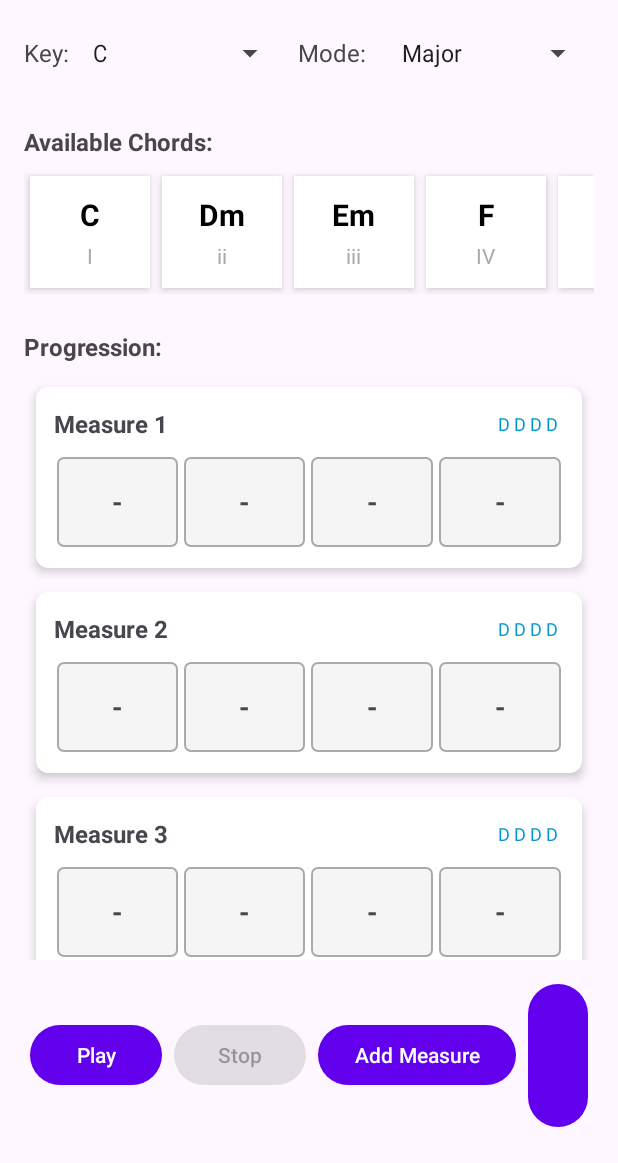
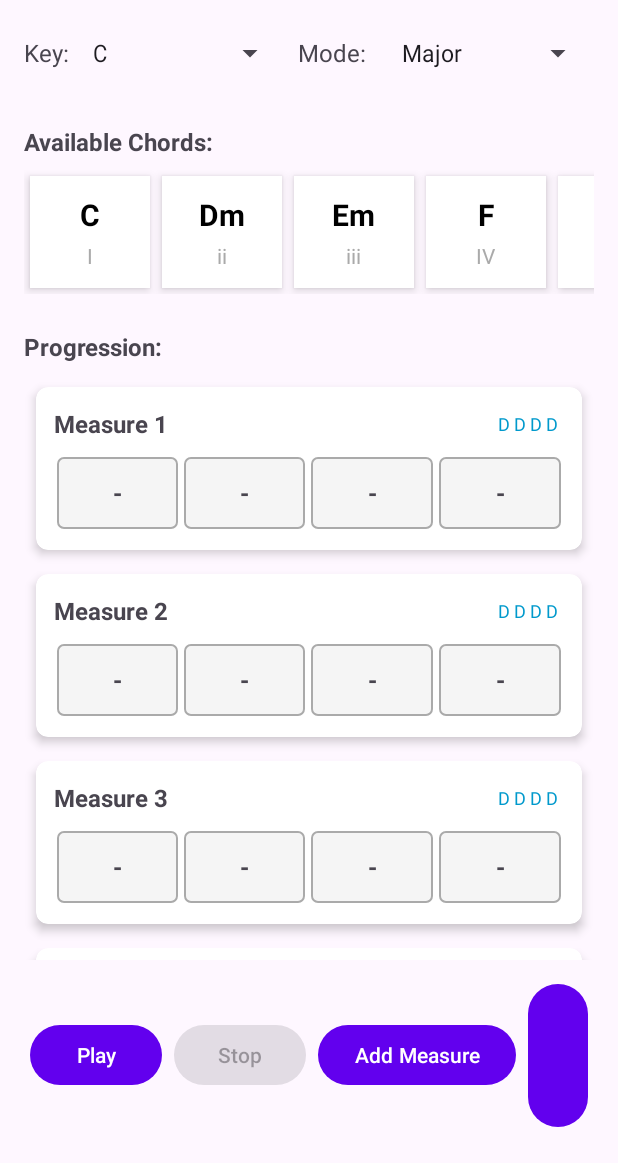
Before and after one commit to metaview/ChordProgressionHelper, an Android app: the screen it shows after launch (MainActivity), on a phone screen of 412 x 824 dp, the part 73-1236 px from its top. Run offline under Robolectric (Android 15) with nearby library versions, the phone set to English and light mode, and no system bars.

Commit message:
Add drag and drop functionality and reduce measure height
Co-authored-by: metaview <3187833+metaview@users.noreply.github.com>

```diff
--- a/app/src/main/java/com/metaview/chordprogressionhelper/MainActivity.kt
+++ b/app/src/main/java/com/metaview/chordprogressionhelper/MainActivity.kt
@@ -90,6 +90,9 @@ class MainActivity : AppCompatActivity() {
             },
             onStrummingPatternClick = { measureIndex ->
                 showStrummingPatternDialog(measureIndex)
+            },
+            onChordDrop = { measureIndex, quarterNote, chord ->
+                viewModel.addChordToMeasure(measureIndex, quarterNote, chord)
             }
         )
         binding.measureRecyclerView.apply {
--- a/app/src/main/res/layout/item_measure.xml
+++ b/app/src/main/res/layout/item_measure.xml
@@ -52,13 +52,13 @@
             <TextView
                 android:id="@+id/quarterNote1"
                 android:layout_width="0dp"
-                android:layout_height="60dp"
+                android:layout_height="48dp"
                 android:layout_weight="1"
                 android:layout_margin="2dp"
                 android:background="@drawable/quarter_note_background"
                 android:gravity="center"
                 android:text="-"
-                android:textSize="18sp"
+                android:textSize="16sp"
                 android:textStyle="bold"
                 android:clickable="true"
                 android:focusable="true" />
@@ -66,13 +66,13 @@
             <TextView
                 android:id="@+id/quarterNote2"
                 android:layout_width="0dp"
-                android:layout_height="60dp"
+                android:layout_height="48dp"
                 android:layout_weight="1"
                 android:layout_margin="2dp"
                 android:background="@drawable/quarter_note_background"
                 android:gravity="center"
                 android:text="-"
-                android:textSize="18sp"
+                android:textSize="16sp"
                 android:textStyle="bold"
                 android:clickable="true"
                 android:focusable="true" />
@@ -80,13 +80,13 @@
             <TextView
                 android:id="@+id/quarterNote3"
                 android:layout_width="0dp"
-                android:layout_height="60dp"
+                android:layout_height="48dp"
                 android:layout_weight="1"
                 android:layout_margin="2dp"
                 android:background="@drawable/quarter_note_background"
                 android:gravity="center"
                 android:text="-"
-                android:textSize="18sp"
+                android:textSize="16sp"
                 android:textStyle="bold"
                 android:clickable="true"
                 android:focusable="true" />
@@ -94,13 +94,13 @@
             <TextView
                 android:id="@+id/quarterNote4"
                 android:layout_width="0dp"
-                android:layout_height="60dp"
+                android:layout_height="48dp"
                 android:layout_weight="1"
                 android:layout_margin="2dp"
                 android:background="@drawable/quarter_note_background"
                 android:gravity="center"
                 android:text="-"
-                android:textSize="18sp"
+                android:textSize="16sp"
                 android:textStyle="bold"
                 android:clickable="true"
                 android:focusable="true" />
```
Also changed, not shown: app/src/main/java/com/metaview/chordprogressionhelper/ui/ChordAdapter.kt (+12 -0 lines), app/src/main/java/com/metaview/chordprogressionhelper/ui/MeasureAdapter.kt (+35 -1 lines).
